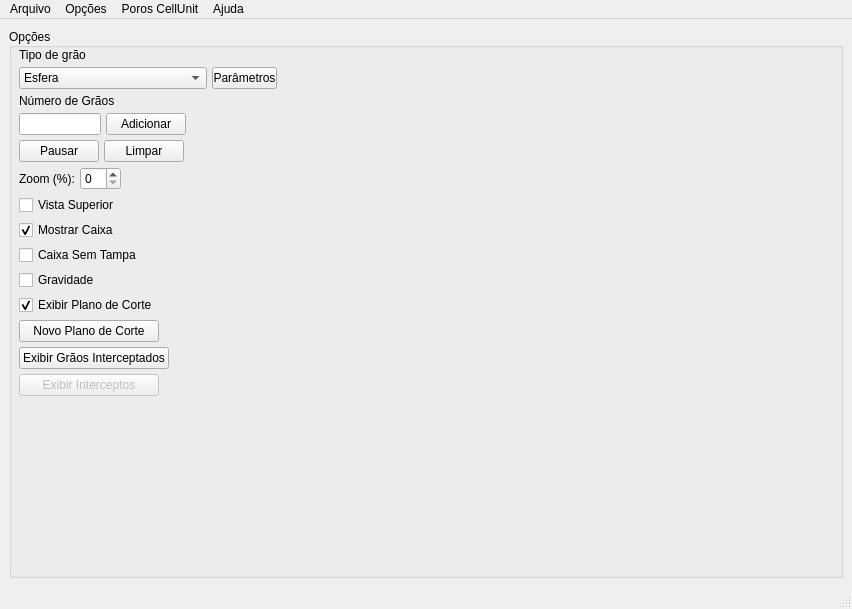
This is forms/gui.ui in lucassimao/Simulacao-Estereologica as Qt 5 draws it before an edit. The edited form follows.
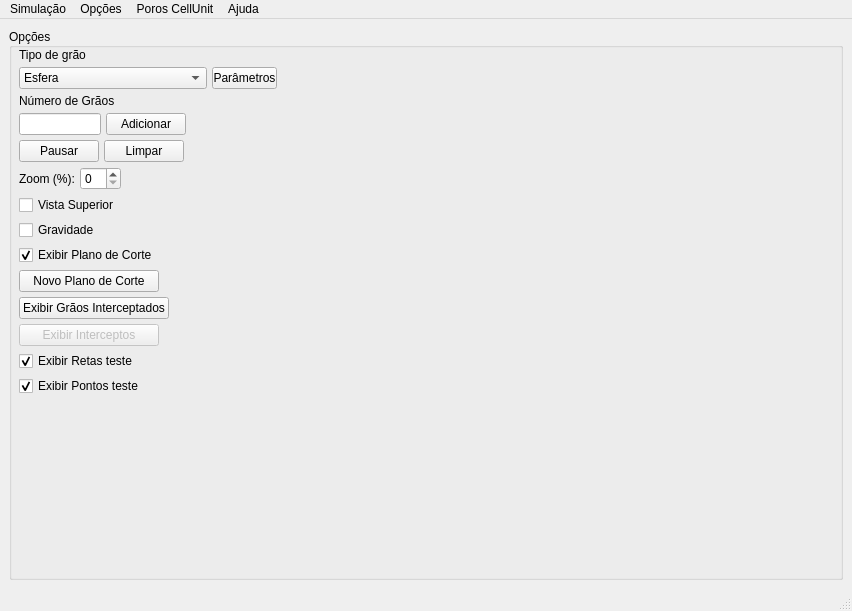
This is the edited form. Icons and pictures are not drawn.

```diff
--- a/forms/gui.ui
+++ b/forms/gui.ui
@@ -8,7 +8,7 @@
     <x>0</x>
     <y>0</y>
     <width>852</width>
-    <height>609</height>
+    <height>611</height>
    </rect>
   </property>
   <property name="sizePolicy">
@@ -294,29 +294,6 @@
             </property>
            </widget>
           </item>
-          <item>
-           <widget class="QCheckBox" name="checkBoxMostrarCaixa">
-            <property name="cursor">
-             <cursorShape>PointingHandCursor</cursorShape>
-            </property>
-            <property name="text">
-             <string>Mostrar Caixa</string>
-            </property>
-            <property name="checked">
-             <bool>true</bool>
-            </property>
-           </widget>
-          </item>
-          <item>
-           <widget class="QCheckBox" name="checkBoxCaixaSemTampa">
-            <property name="cursor">
-             <cursorShape>PointingHandCursor</cursorShape>
-            </property>
-            <property name="text">
-             <string>Caixa Sem Tampa</string>
-            </property>
-           </widget>
-          </item>
           <item>
            <widget class="QCheckBox" name="checkBoxGravidade">
             <property name="cursor">
@@ -451,6 +428,32 @@
             </item>
            </layout>
           </item>
+          <item>
+           <widget class="QCheckBox" name="checkBoxExibirRetasTeste">
+            <property name="cursor">
+             <cursorShape>PointingHandCursor</cursorShape>
+            </property>
+            <property name="text">
+             <string>Exibir Retas teste</string>
+            </property>
+            <property name="checked">
+             <bool>true</bool>
+            </property>
+           </widget>
+          </item>
+          <item>
+           <widget class="QCheckBox" name="checkBoxExibirPontosTeste">
+            <property name="cursor">
+             <cursorShape>PointingHandCursor</cursorShape>
+            </property>
+            <property name="text">
+             <string>Exibir Pontos teste</string>
+            </property>
+            <property name="checked">
+             <bool>true</bool>
+            </property>
+           </widget>
+          </item>
           <item>
            <spacer name="verticalSpacer">
             <property name="orientation">
@@ -483,7 +486,7 @@
    </property>
    <widget class="QMenu" name="menuArquivo">
     <property name="title">
-     <string>Arquivo</string>
+     <string>Simulação</string>
     </property>
     <addaction name="actionSalvar_Figura"/>
     <addaction name="actionSalvar_resultados"/>
```
Left out of the diff: 122 changed lines with no effect on the pictures.
